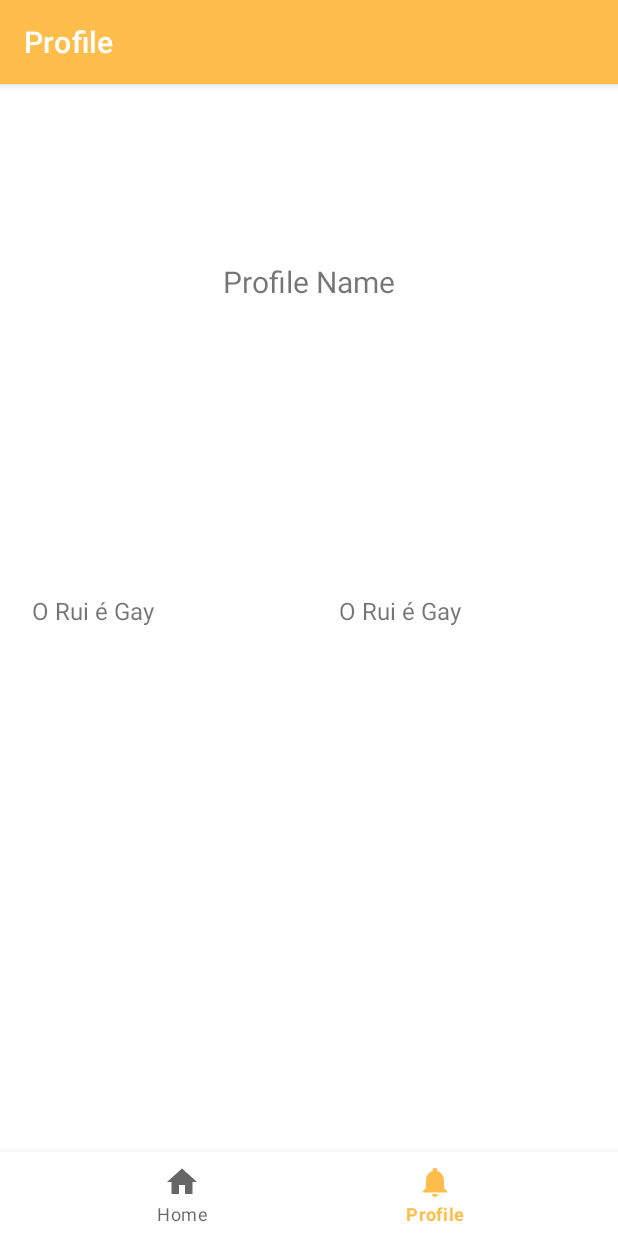
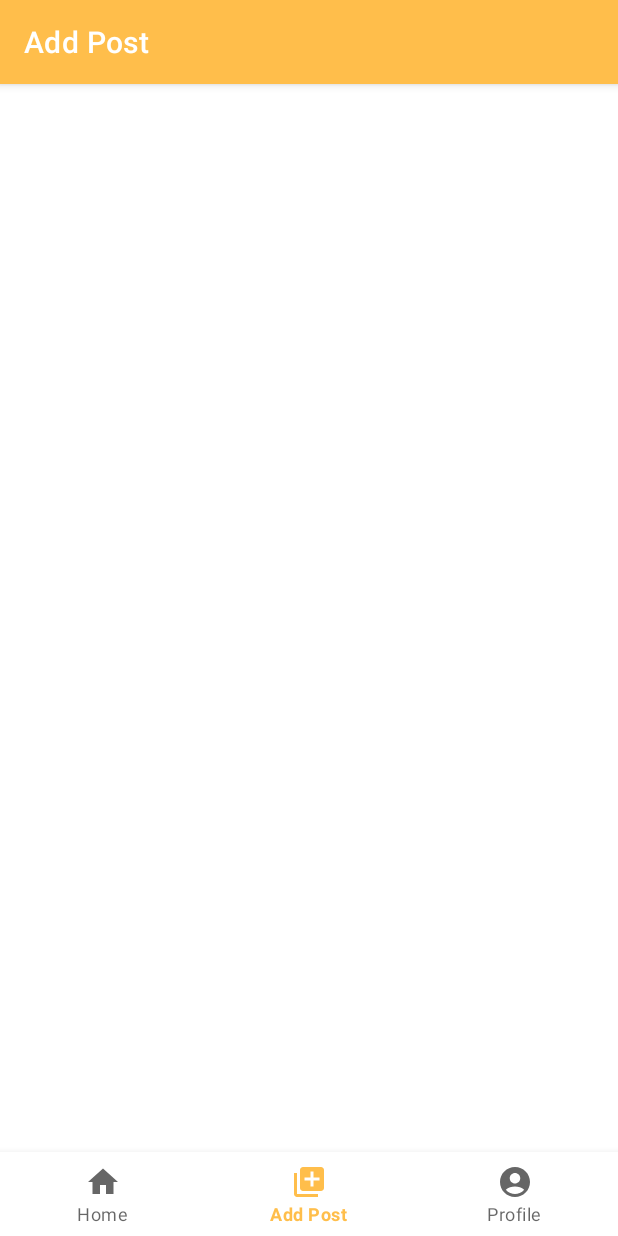
Before and after one commit to FranciscoOliveira7/ReBeal, an Android app: the screen it shows after launch (MainActivity), item 2 of the bottom bar chosen, on a phone screen of 412 x 824 dp. Run offline under Robolectric (Android 15) with nearby library versions, the phone set to English and light mode, and no system bars; our stand-ins replace Firebase (no records; nobody signed in at launch, a user with empty details on screens opened directly), navigation-ui.

Commit message:
Added AddPost activity

```diff
--- a/app/src/main/AndroidManifest.xml
+++ b/app/src/main/AndroidManifest.xml
@@ -1,6 +1,6 @@
 <?xml version="1.0" encoding="utf-8"?>
 <manifest xmlns:android="http://schemas.android.com/apk/res/android"
-    xmlns:tools="http://schemas.android.com/tools">
+    xmlns:tools="http://schemas.android.com/tools" >
 
     <application
         android:allowBackup="true"
@@ -11,7 +11,7 @@
         android:roundIcon="@mipmap/ic_launcher_round"
         android:supportsRtl="true"
         android:theme="@style/Theme.ReBeal"
-        tools:targetApi="31">
+        tools:targetApi="31" >
         <activity
             android:name=".ui.CommentsActivity"
             android:exported="false" />
@@ -27,7 +27,7 @@
         <activity
             android:name=".MainActivity"
             android:exported="true"
-            android:label="@string/app_name">
+            android:label="@string/app_name" >
             <intent-filter>
                 <action android:name="android.intent.action.MAIN" />
 
--- a/app/src/main/java/ipca/project/rebeal/MainActivity.kt
+++ b/app/src/main/java/ipca/project/rebeal/MainActivity.kt
@@ -25,7 +25,7 @@ private lateinit var binding: ActivityMainBinding
         // Passing each menu ID as a set of Ids because each
         // menu should be considered as top level destinations.
         val appBarConfiguration = AppBarConfiguration(setOf(
-            R.id.navigation_home, R.id.navigation_profile))
+            R.id.navigation_home, R.id.navigation_addpost, R.id.navigation_profile))
         setupActionBarWithNavController(navController, appBarConfiguration)
         navView.setupWithNavController(navController)
     }
--- /dev/null
+++ b/app/src/main/java/ipca/project/rebeal/ui/addpost/AddPostFragment.kt
@@ -0,0 +1,30 @@
+package ipca.project.rebeal.ui.addpost
+
+import androidx.lifecycle.ViewModelProvider
+import android.os.Bundle
+import androidx.fragment.app.Fragment
+import android.view.LayoutInflater
+import android.view.View
+import android.view.ViewGroup
+import com.google.firebase.Firebase
+import com.google.firebase.auth.FirebaseAuth
+import com.google.firebase.auth.auth
+import ipca.project.rebeal.R
+import ipca.project.rebeal.databinding.FragmentAddPostBinding
+import ipca.project.rebeal.databinding.FragmentHomeBinding
+import ipca.project.rebeal.databinding.FragmentProfileBinding
+
+class AddPostFragment : Fragment() {
+
+    private var _binding: FragmentAddPostBinding? = null
+    private val binding get() = _binding!!
+
+    override fun onCreateView(
+        inflater: LayoutInflater,
+        container: ViewGroup?,
+        savedInstanceState: Bundle?
+    ): View {
+        _binding = FragmentAddPostBinding.inflate(inflater, container, false)
+        return binding.root
+    }
+}
--- a/app/src/main/java/ipca/project/rebeal/ui/home/HomeFragment.kt
+++ b/app/src/main/java/ipca/project/rebeal/ui/home/HomeFragment.kt
@@ -53,7 +53,6 @@ class HomeFragment : Fragment() {
             auth = Firebase.auth
             auth.signOut()
         }
-
     }
 
 
--- /dev/null
+++ b/app/src/main/res/drawable/ic_account_black_24.xml
@@ -0,0 +1,5 @@
+<vector android:height="24dp" android:tint="#000000"
+    android:viewportHeight="24" android:viewportWidth="24"
+    android:width="24dp" xmlns:android="http://schemas.android.com/apk/res/android">
+    <path android:fillColor="@android:color/white" android:pathData="M12,2C6.48,2 2,6.48 2,12s4.48,10 10,10s10,-4.48 10,-10S17.52,2 12,2zM12,6c1.93,0 3.5,1.57 3.5,3.5S13.93,13 12,13s-3.5,-1.57 -3.5,-3.5S10.07,6 12,6zM12,20c-2.03,0 -4.43,-0.82 -6.14,-2.88C7.55,15.8 9.68,15 12,15s4.45,0.8 6.14,2.12C16.43,19.18 14.03,20 12,20z"/>
+</vector>
--- /dev/null
+++ b/app/src/main/res/drawable/ic_add_black_24.xml
@@ -0,0 +1,5 @@
+<vector android:height="24dp" android:tint="#000000"
+    android:viewportHeight="24" android:viewportWidth="24"
+    android:width="24dp" xmlns:android="http://schemas.android.com/apk/res/android">
+    <path android:fillColor="@android:color/white" android:pathData="M4,6L2,6v14c0,1.1 0.9,2 2,2h14v-2L4,20L4,6zM20,2L8,2c-1.1,0 -2,0.9 -2,2v12c0,1.1 0.9,2 2,2h12c1.1,0 2,-0.9 2,-2L22,4c0,-1.1 -0.9,-2 -2,-2zM19,11h-4v4h-2v-4L9,11L9,9h4L13,5h2v4h4v2z"/>
+</vector>
--- a/app/src/main/res/layout/activity_main.xml
+++ b/app/src/main/res/layout/activity_main.xml
@@ -11,13 +11,12 @@
         android:id="@+id/nav_view"
         android:layout_width="0dp"
         android:layout_height="wrap_content"
-        android:layout_marginStart="0dp"
-        android:layout_marginEnd="0dp"
         android:background="?android:attr/windowBackground"
         app:layout_constraintBottom_toBottomOf="parent"
+        app:layout_constraintHorizontal_bias="0.0"
         app:layout_constraintLeft_toLeftOf="parent"
         app:layout_constraintRight_toRightOf="parent"
-        app:menu="@menu/bottom_nav_menu"/>
+        app:menu="@menu/bottom_nav_menu" />
 
     <fragment
         android:id="@+id/nav_host_fragment_activity_main"
--- /dev/null
+++ b/app/src/main/res/layout/fragment_add_post.xml
@@ -0,0 +1,6 @@
+<?xml version="1.0" encoding="utf-8"?>
+<androidx.constraintlayout.widget.ConstraintLayout xmlns:android="http://schemas.android.com/apk/res/android"
+    xmlns:tools="http://schemas.android.com/tools"
+    android:layout_width="match_parent"
+    android:layout_height="match_parent"
+    tools:context=".ui.addpost.AddPostFragment"/>
--- a/app/src/main/res/menu/bottom_nav_menu.xml
+++ b/app/src/main/res/menu/bottom_nav_menu.xml
@@ -7,8 +7,12 @@
         android:title="@string/title_home"/>
 
     <item
+        android:id="@+id/navigation_addpost"
+        android:icon="@drawable/ic_add_black_24"
+        android:title="@string/title_addpost" />
+    <item
         android:id="@+id/navigation_profile"
-        android:icon="@drawable/ic_notifications_black_24dp"
-        android:title="@string/title_profile"/>
+        android:icon="@drawable/ic_account_black_24"
+        android:title="@string/title_profile" />
 
 </menu>
--- a/app/src/main/res/navigation/mobile_navigation.xml
+++ b/app/src/main/res/navigation/mobile_navigation.xml
@@ -12,6 +12,12 @@
         tools:layout="@layout/fragment_home" />
 
     <fragment
+        android:id="@+id/navigation_addpost"
+        android:name="ipca.project.rebeal.ui.addpost.AddPostFragment"
+        android:label="@string/title_addpost"
+        tools:layout="@layout/fragment_add_post" />
+
+    <fragment
         android:id="@+id/navigation_profile"
         android:name="ipca.project.rebeal.ui.profile.ProfileFragment"
         android:label="@string/title_profile"
--- a/app/src/main/res/values/strings.xml
+++ b/app/src/main/res/values/strings.xml
@@ -3,4 +3,5 @@
     <string name="title_home">Home</string>
     <string name="title_dashboard">Dashboard</string>
     <string name="title_profile">Profile</string>
+    <string name="title_addpost">Add Post</string>
 </resources>
```
